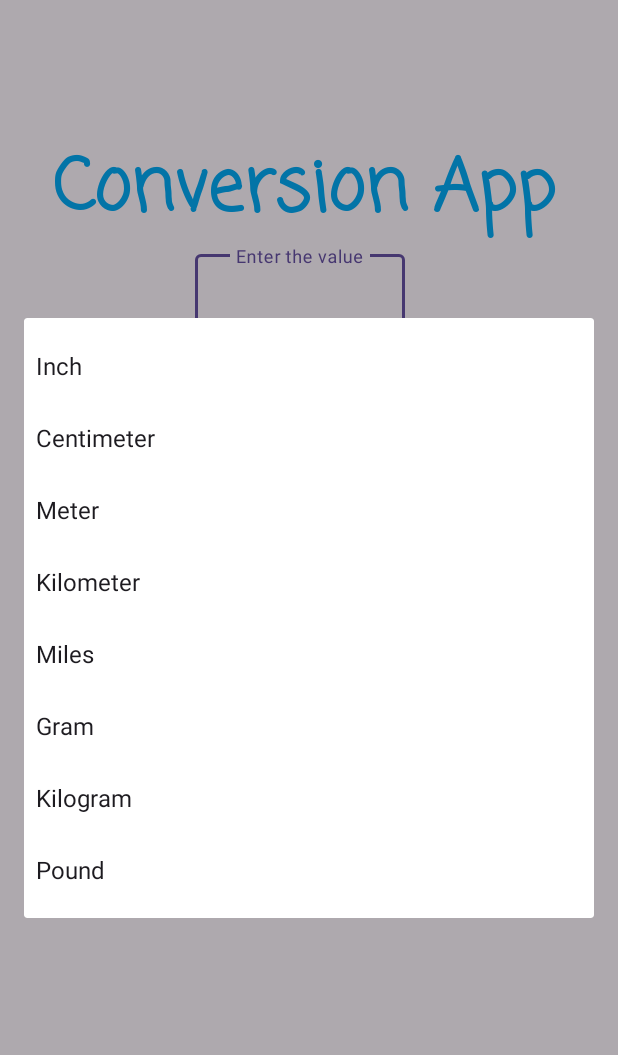
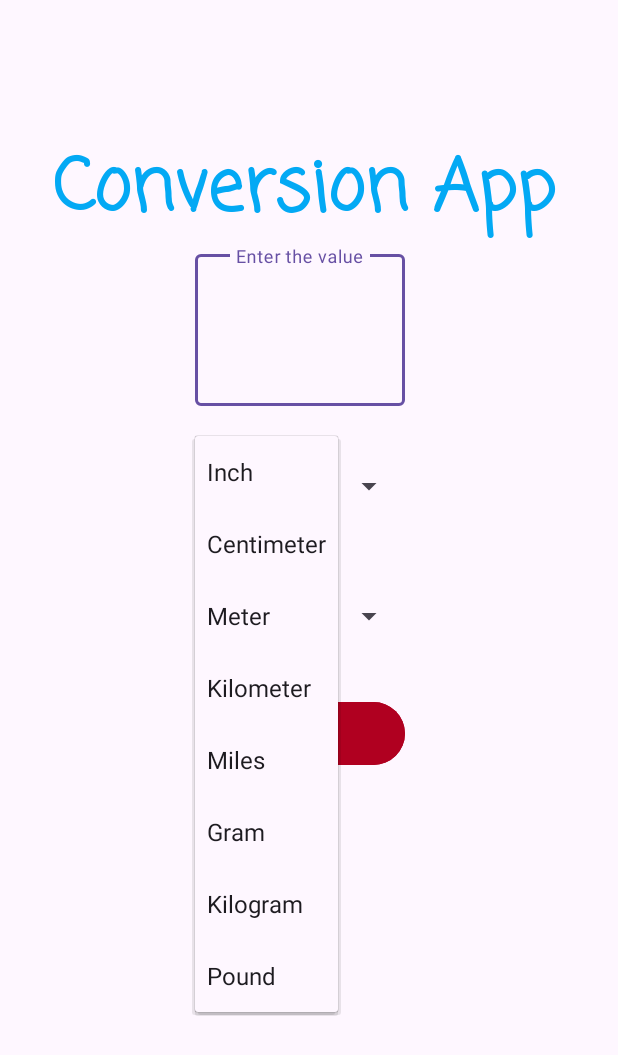
Before and after one commit to majidpawar9/JAV1001-Midterm, an Android app: the screen it shows after launch (MainActivity), after a tap on "Inch", on a phone screen of 412 x 824 dp. Shown: the top 1055 px of the screen. Run offline under Robolectric (Android 15) with nearby library versions, the phone set to English and light mode, and no system bars.

```diff
--- a/app/src/main/java/com/majid/conversionapp/MainActivity.kt
+++ b/app/src/main/java/com/majid/conversionapp/MainActivity.kt
@@ -5,47 +5,81 @@ import android.os.Bundle
 import android.view.View
 import android.widget.AdapterView
 import android.widget.ArrayAdapter
+import android.widget.Button
 import android.widget.Spinner
 import android.widget.Toast
+import androidx.core.view.get
 
 class MainActivity : AppCompatActivity() {
-    private val userUnit = arrayOf("Inch","Centimeter","Meter","Kilometer","Miles","Gram","Kilogram","Pound")
+    private val userUnit =
+        arrayOf("Inch", "Centimeter", "Meter", "Kilometer", "Miles", "Gram", "Kilogram", "Pound")
+    private lateinit var spinnerFrom:Spinner
+    private lateinit var spinnerTo:Spinner
+    private lateinit var convertButton: Button
+
     override fun onCreate(savedInstanceState: Bundle?) {
         super.onCreate(savedInstanceState)
         setContentView(R.layout.activity_main)
-        val spinnerFrom = findViewById<Spinner>(R.id.convertSpinnerFrom)
-        val arrayAdapter = ArrayAdapter<String>(this,android.R.layout.simple_spinner_dropdown_item,userUnit)
+
+        val arrayAdapter =
+            ArrayAdapter<String>(this, android.R.layout.simple_spinner_dropdown_item, userUnit)
+
+        spinnerFrom = findViewById<Spinner>(R.id.convertSpinnerFrom)
         spinnerFrom.adapter = arrayAdapter
-        spinnerFrom.onItemSelectedListener = object : AdapterView.OnItemSelectedListener{
+        spinnerFrom.onItemSelectedListener = object : AdapterView.OnItemSelectedListener {
             override fun onItemSelected(
                 parent: AdapterView<*>?,
                 view: View?,
                 position: Int,
                 id: Long
             ) {
-                Toast.makeText(applicationContext,"Selected Unit is "+userUnit[position],Toast.LENGTH_SHORT).show()
+                Toast.makeText(
+                    applicationContext,
+                    "Selected Unit is " + userUnit[position],
+                    Toast.LENGTH_SHORT
+                ).show()
             }
 
             override fun onNothingSelected(parent: AdapterView<*>?) {
-                Toast.makeText(applicationContext,"Nothing Selected! Please select a unit",Toast.LENGTH_SHORT).show()
+                Toast.makeText(
+                    applicationContext,
+                    "Nothing Selected! Please select a unit",
+                    Toast.LENGTH_SHORT
+                ).show()
             }
         }
-        val spinnerTo = findViewById<Spinner>(R.id.convertSpinnerTo)
+
+        spinnerTo = findViewById<Spinner>(R.id.convertSpinnerTo)
         spinnerTo.adapter = arrayAdapter
-        spinnerTo.onItemSelectedListener = object : AdapterView.OnItemSelectedListener{
+        spinnerTo.onItemSelectedListener = object : AdapterView.OnItemSelectedListener {
             override fun onItemSelected(
                 parent: AdapterView<*>?,
                 view: View?,
                 position: Int,
                 id: Long
             ) {
-                Toast.makeText(applicationContext,"Selected Unit is "+userUnit[position],Toast.LENGTH_SHORT).show()
+                Toast.makeText(
+                    applicationContext,
+                    "Selected Unit is " + userUnit[position],
+                    Toast.LENGTH_SHORT
+                ).show()
             }
 
             override fun onNothingSelected(parent: AdapterView<*>?) {
-                Toast.makeText(applicationContext,"Nothing Selected! Please select a unit",Toast.LENGTH_SHORT).show()
+                Toast.makeText(
+                    applicationContext,
+                    "Nothing Selected! Please select a unit",
+                    Toast.LENGTH_SHORT
+                ).show()
             }
         }
+        convertButton = findViewById(R.id.convertButton)
+        convertButton.setOnClickListener {
+            Toast.makeText(
+                this,
+                "Unit is " + spinnerTo.selectedItem.toString(),
+                Toast.LENGTH_SHORT
+            ).show()
+        }
     }
-
 }
--- a/app/src/main/res/layout/activity_main.xml
+++ b/app/src/main/res/layout/activity_main.xml
@@ -42,8 +42,7 @@
         android:layout_width="140dp"
         android:layout_height="100px"
         android:layout_marginLeft="130dp"
-        android:layout_marginTop="20dp"
-        android:spinnerMode="dialog" />
+        android:layout_marginTop="20dp" />
 
     <Spinner
         android:id="@+id/convertSpinnerTo"
```
